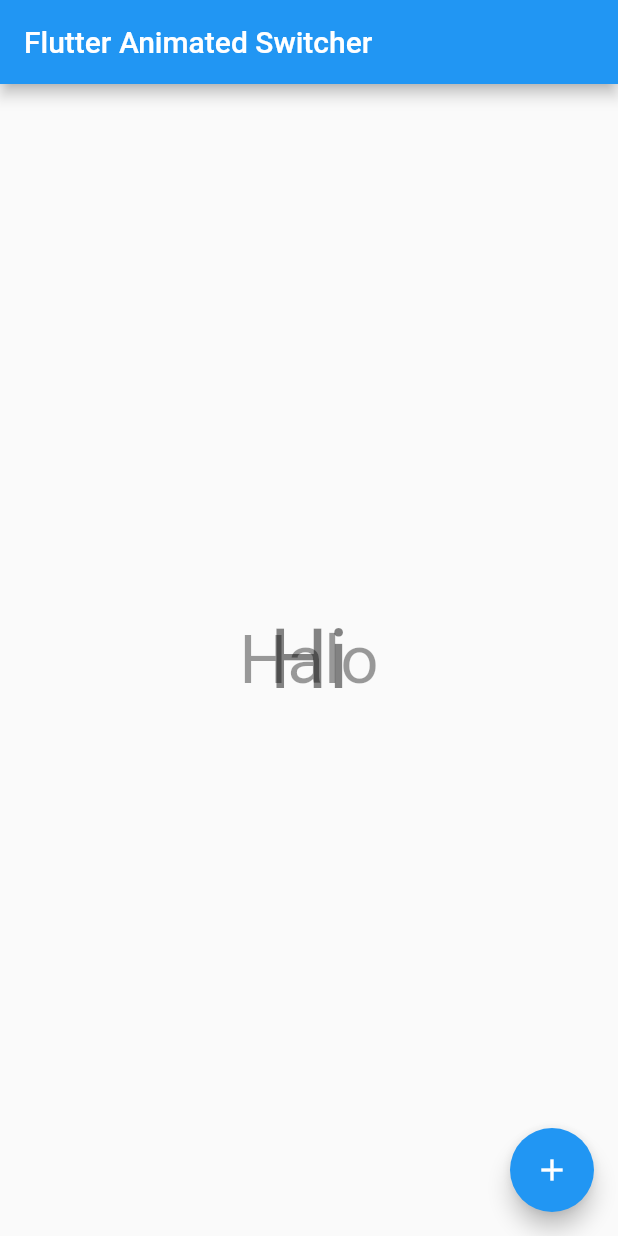
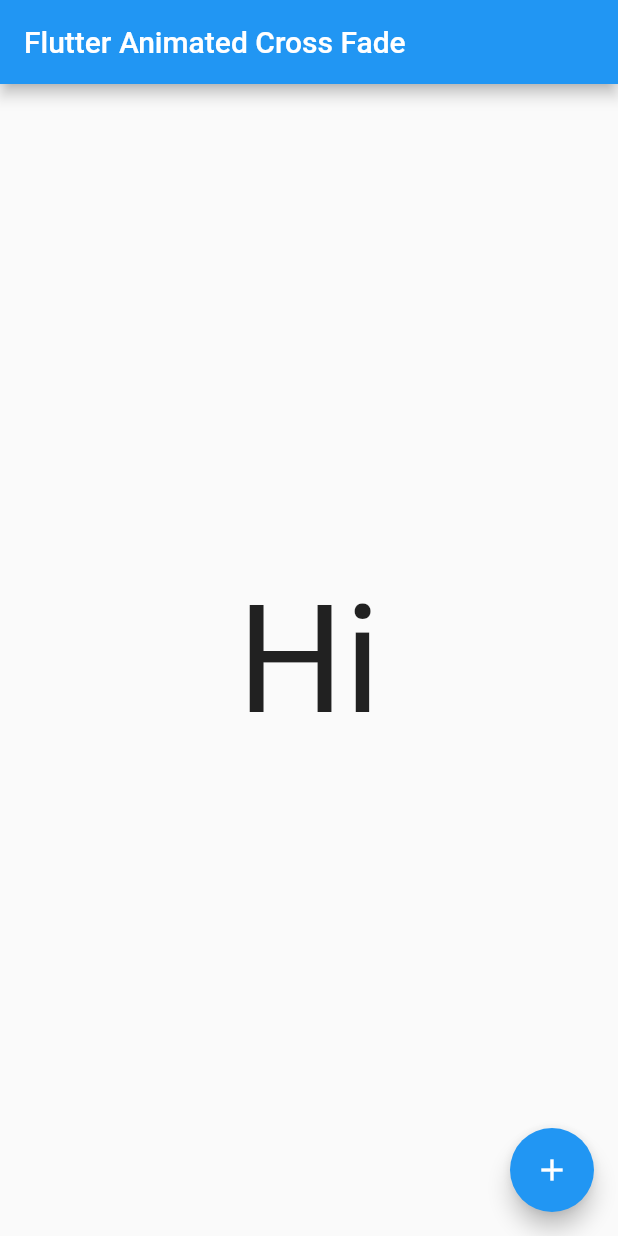
Before and after one commit to cleong98/flutter_animation, a Flutter app: the MyHomePage screen opened directly, after a tap on the "add" icon, on a phone screen of 412 x 824 dp. Run offline on Flutter 3.47's test engine with Material 2 defaults, Android fonts, the phone set to English and light mode, and no system bars.

Commit message:
animated cross fade example

```diff
--- a/lib/main.dart
+++ b/lib/main.dart
@@ -13,7 +13,7 @@ class MyApp extends StatelessWidget {
       theme: ThemeData(
         primarySwatch: Colors.blue,
       ),
-      home: const MyHomePage(title: 'Flutter Animated Switcher'),
+      home: const MyHomePage(title: 'Flutter Animated Cross Fade'),
     );
   }
 }
@@ -42,25 +42,31 @@ class _MyHomePageState extends State<MyHomePage> {
         title: Text(widget.title),
       ),
       body: Center(
-        child: AnimatedSwitcher(
-          transitionBuilder: (child, animation) {
-            return ScaleTransition(
-              scale: animation,
-              child: FadeTransition(
-                opacity: animation,
-                child: child,
-              ),
+        child: AnimatedCrossFade(
+          crossFadeState: _isSwitch ? CrossFadeState.showFirst : CrossFadeState.showSecond,
+          duration: const Duration(seconds: 1),
+          firstChild: const Text('Hi', style: TextStyle(fontSize: 100),),
+          secondChild: const Text('Halo', style: TextStyle(fontSize: 100),),
+          firstCurve: Curves.easeOutQuad,
+          secondCurve: Curves.easeInQuad,
+          sizeCurve: Curves.bounceInOut,
+          layoutBuilder: (topChild, topChildkey, bottomChild, bottomChildKey) {
+            return Stack(
+              clipBehavior: Clip.hardEdge,
+              alignment: Alignment.center,
+              children: [
+                Positioned(
+                  key: bottomChildKey,
+                  top: 0,
+                  child: bottomChild,
+                ),
+                Positioned(
+                  key: topChildkey,
+                  child: topChild,
+                ),
+              ],
             );
           },
-          duration: const Duration(seconds: 2),
-          child: _isSwitch
-          ? Text('Hi', key: UniqueKey(), style: TextStyle(fontSize: 100),)
-          : Text('Halo', key: UniqueKey(), style: TextStyle(fontSize: 100),),
-          // child: _isSwitch
-          //   ? const Center(
-          //     child: CircularProgressIndicator(),
-          //   )
-          //   : Image.network('https://upload.wikimedia.org/wikipedia/commons/thumb/b/b6/Image_created_with_a_mobile_phone.png/1200px-Image_created_with_a_mobile_phone.png'),
         ),
       ),
       floatingActionButton: FloatingActionButton(
```
Also changed, not shown: 1 other file.
